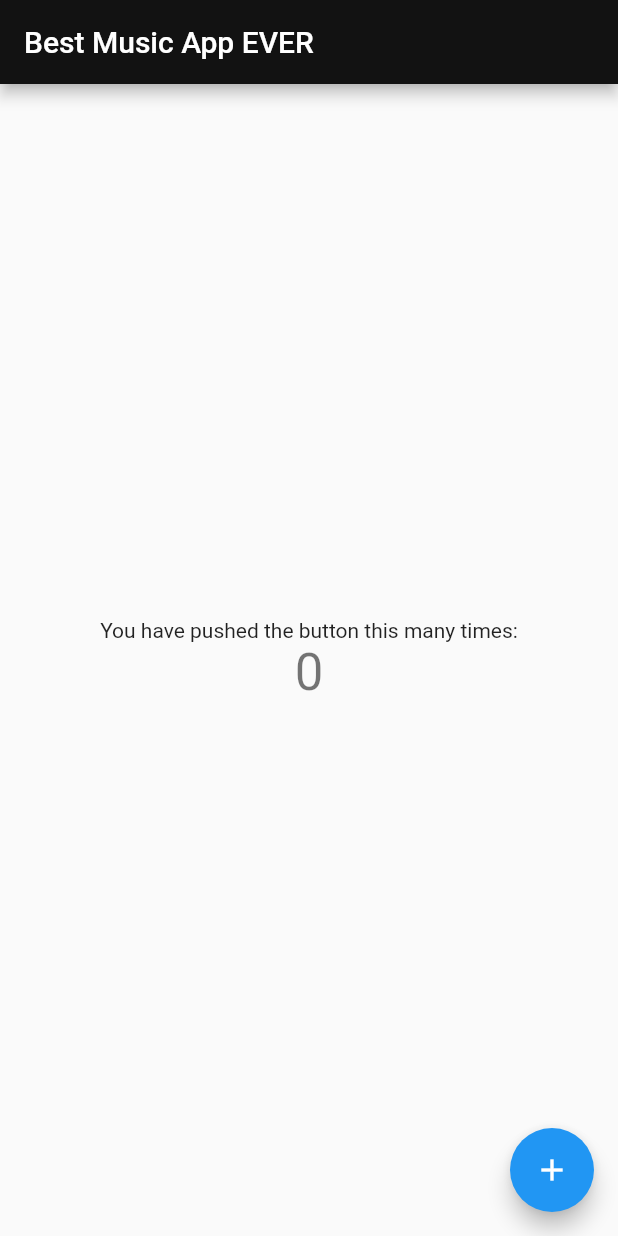
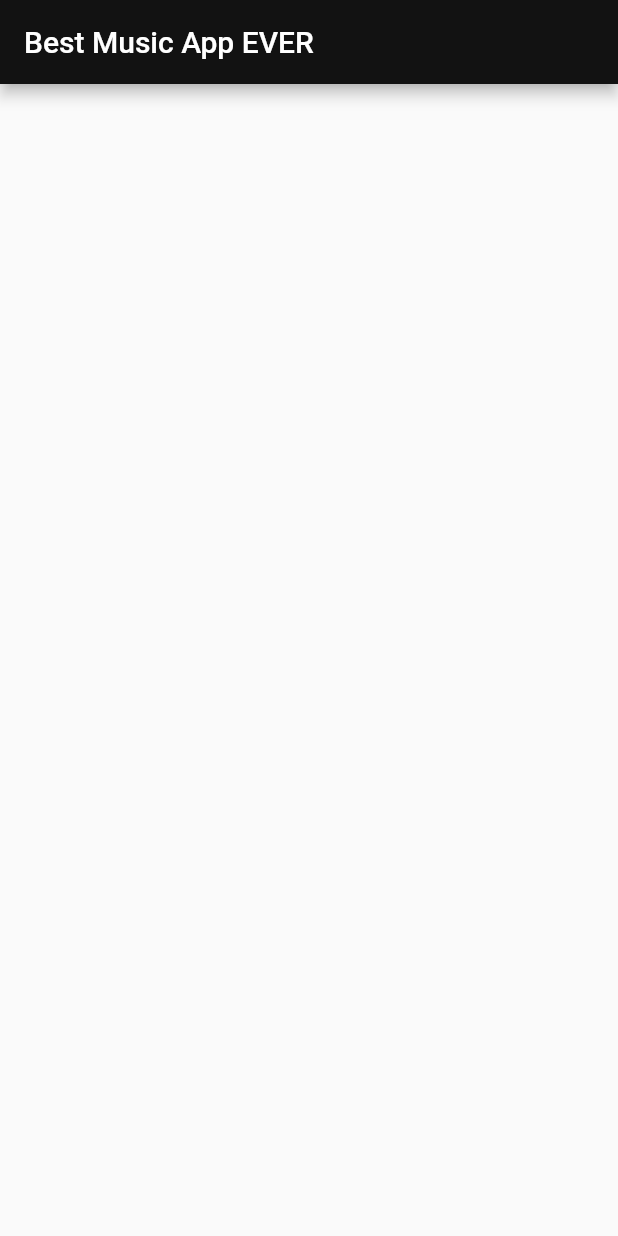
Before and after one commit to SmesharicsClub/denis_project, a Flutter app: the screen it shows after launch, on a phone screen of 412 x 824 dp. Run offline on Flutter 3.47's test engine with Material 2 defaults, Android fonts, the light colour scheme and no system bars.

Commit message:
STACKS-9: Remove FloatingActionButton.

```diff
--- a/lib/main.dart
+++ b/lib/main.dart
@@ -29,14 +29,6 @@ class MyHomePage extends StatefulWidget {
 }
 
 class _MyHomePageState extends State<MyHomePage> {
-  int _counter = 0;
-
-  void _incrementCounter() {
-    setState(() {
-      _counter++;
-    });
-  }
-
   @override
   Widget build(BuildContext context) {
     return Scaffold(
@@ -47,19 +39,7 @@ class _MyHomePageState extends State<MyHomePage> {
       body: Center(
         child: Column(
           mainAxisAlignment: MainAxisAlignment.center,
-          children: <Widget>[
-            const TextWidget(),
-            Text(
-              '$_counter',
-              style: Theme.of(context).textTheme.headline4,
-            ),
-          ],
         ),
-      ),
-      floatingActionButton: FloatingActionButton(
-        onPressed: _incrementCounter,
-        tooltip: 'Increment',
-        child: const Icon(Icons.add),
       ),
     );
   }
```
